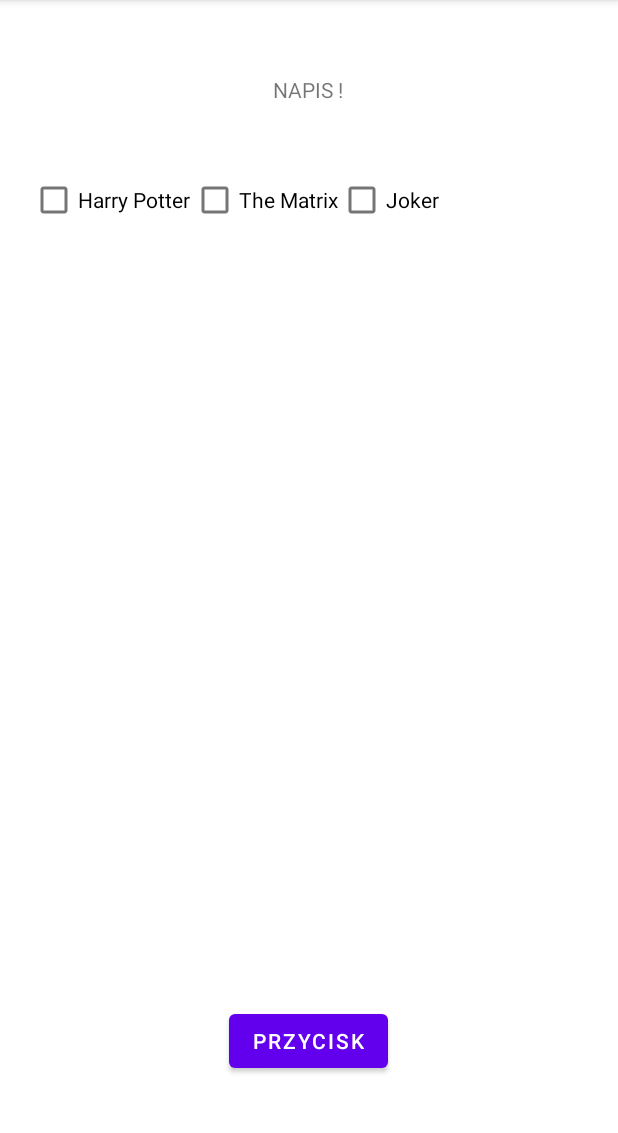
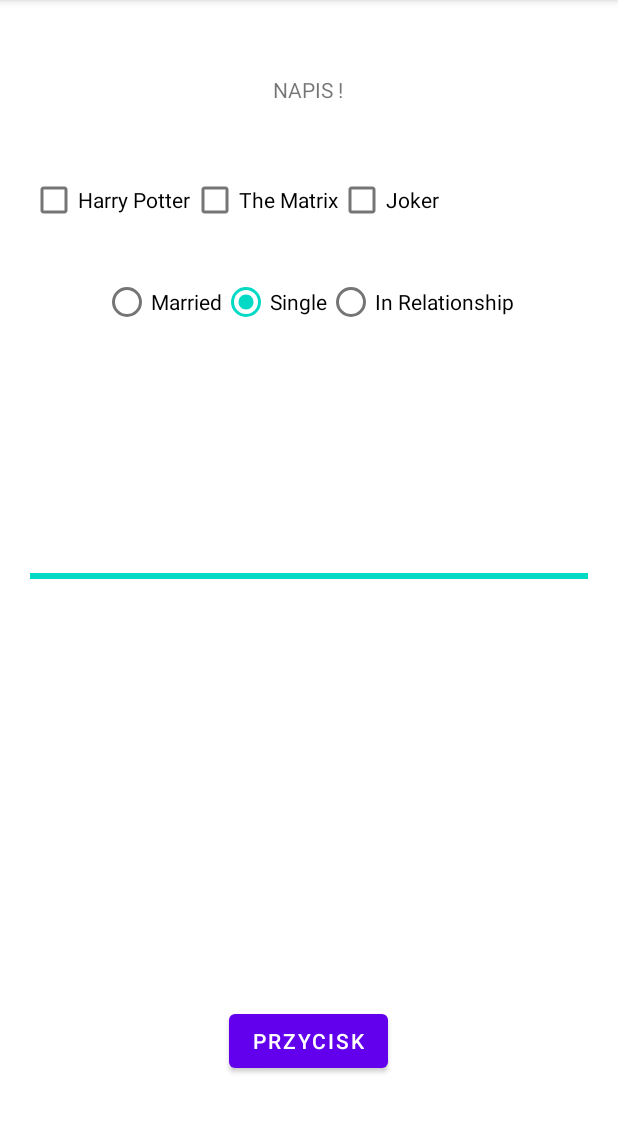
Before and after one commit to lukKotecki/ANDROID-collection, an Android app: the screen it shows after launch (MainActivity), on a phone screen of 412 x 824 dp, the part 84-1217 px from its top. Run offline under Robolectric (Android 15) with nearby library versions, the phone set to English and light mode, and no system bars.

Commit message:
dodanie progres bara i radio buttony

```diff
--- a/app/src/main/java/com/example/aplikacja_2022_10/MainActivity.java
+++ b/app/src/main/java/com/example/aplikacja_2022_10/MainActivity.java
@@ -3,11 +3,14 @@
 import androidx.appcompat.app.AppCompatActivity;
 
 import android.os.Bundle;
+import android.os.SystemClock;
 import android.view.MotionEvent;
 import android.view.View;
 import android.widget.Button;
 import android.widget.CheckBox;
 import android.widget.CompoundButton;
+import android.widget.ProgressBar;
+import android.widget.RadioGroup;
 import android.widget.TextView;
 import android.widget.Toast;
 
@@ -16,6 +19,8 @@
     private Button mainButton;
     private TextView mainText;
     private CheckBox checkboxHarry, checkboxMatrix, checkboxJoker;
+    private RadioGroup rgMaritalStatus;
+    private ProgressBar pbProgress;
 
     @Override
     protected void onCreate(Bundle savedInstanceState) {
@@ -27,6 +32,59 @@
         checkboxHarry = findViewById(R.id.checkboxHarry);
         checkboxMatrix = findViewById(R.id.checkboxMatrix);
         checkboxJoker = findViewById(R.id.checkboxJoker);
+        rgMaritalStatus = findViewById(R.id.rgMaritalStatus);
+        pbProgress = findViewById(R.id.pbProgress);
+
+        Thread thread = new Thread(new Runnable() {
+            @Override
+            public void run() {
+                for (int i =0;i<16;i++){
+                    pbProgress.incrementProgressBy(10);
+                    SystemClock.sleep(700);
+                }
+            }
+        });
+        thread.start();
+
+
+
+        int checkButton = rgMaritalStatus.getCheckedRadioButtonId();
+        switch (checkButton){
+            case R.id.rbMarried:
+                Toast.makeText(MainActivity.this, "You are married", Toast.LENGTH_SHORT).show();
+                break;
+            case R.id.rbSingle:
+                Toast.makeText(MainActivity.this, "U r single", Toast.LENGTH_SHORT).show();
+               // pbProgress.setVisibility(View.VISIBLE);
+                break;
+            case R.id.rbInRel:
+                Toast.makeText(MainActivity.this, "U are in relatioshipment", Toast.LENGTH_SHORT).show();
+                // pbProgress.setVisibility(View.GONE);
+                break;
+            default:
+                break;
+        }
+
+        rgMaritalStatus.setOnCheckedChangeListener(new RadioGroup.OnCheckedChangeListener() {
+            @Override
+            public void onCheckedChanged(RadioGroup radioGroup, int i) {
+                switch(i) {
+                    case R.id.rbMarried:
+                        Toast.makeText(MainActivity.this, "You are married", Toast.LENGTH_SHORT).show();
+                        break;
+                    case R.id.rbSingle:
+                        Toast.makeText(MainActivity.this, "U r single", Toast.LENGTH_SHORT).show();
+                        //pbProgress.setVisibility(View.VISIBLE);
+                        break;
+                    case R.id.rbInRel:
+                        Toast.makeText(MainActivity.this, "U are in relatioshipment", Toast.LENGTH_SHORT).show();
+                      //  pbProgress.setVisibility(View.GONE);
+                        break;
+                    default:
+                        break;
+                }
+            }
+        });
 
         mainButton.setOnClickListener(this);
         mainButton.setOnLongClickListener(new View.OnLongClickListener() {
--- a/app/src/main/res/layout/activity_main.xml
+++ b/app/src/main/res/layout/activity_main.xml
@@ -14,14 +14,14 @@
         android:text="NAPIS !"
         android:layout_centerHorizontal="true"
         android:layout_marginTop="50dp"
-        android:id="@+id/mainText"
-        />
+        android:id="@+id/mainText" />
 
     <RelativeLayout
         android:layout_width="wrap_content"
         android:layout_height="wrap_content"
         android:padding="20dp"
         android:layout_below="@+id/mainText"
+        android:id="@+id/rellayoutCheckbox"
         >
         <CheckBox
             android:layout_width="wrap_content"
@@ -50,11 +50,40 @@
 
     </RelativeLayout>
 
+    <RadioGroup
+        android:layout_width="wrap_content"
+        android:layout_height="wrap_content"
+        android:layout_below="@id/rellayoutCheckbox"
+        android:layout_centerHorizontal="true"
+        android:id="@+id/rgMaritalStatus"
+        android:orientation="horizontal">
 
-
-
-
-
+        <RadioButton
+            android:layout_width="wrap_content"
+            android:layout_height="wrap_content"
+            android:text="Married"
+            android:id="@+id/rbMarried"/>
+        <RadioButton
+            android:layout_width="wrap_content"
+            android:layout_height="wrap_content"
+            android:text="Single"
+            android:checked="true"
+            android:id="@+id/rbSingle"/>
+        <RadioButton
+            android:layout_width="wrap_content"
+            android:layout_height="wrap_content"
+            android:text="In Relationship"
+            android:id="@+id/rbInRel"/>
+    </RadioGroup>
+    <ProgressBar
+        android:layout_width="match_parent"
+        android:layout_height="wrap_content"
+        android:layout_centerInParent="true"
+        android:id="@+id/pbProgress"
+        android:visibility="visible"
+        style="@style/Widget.AppCompat.ProgressBar.Horizontal"
+        android:layout_margin="20dp"
+        android:max="120"/>
 
 
 
```
